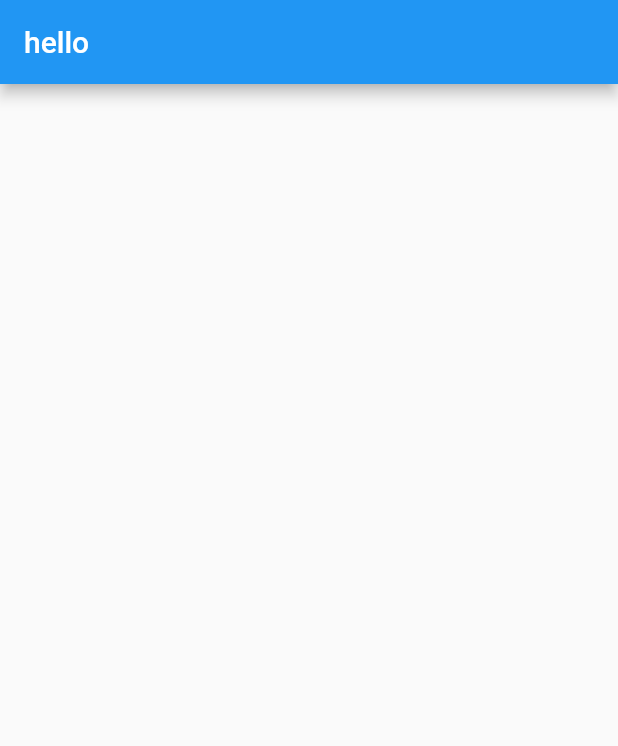
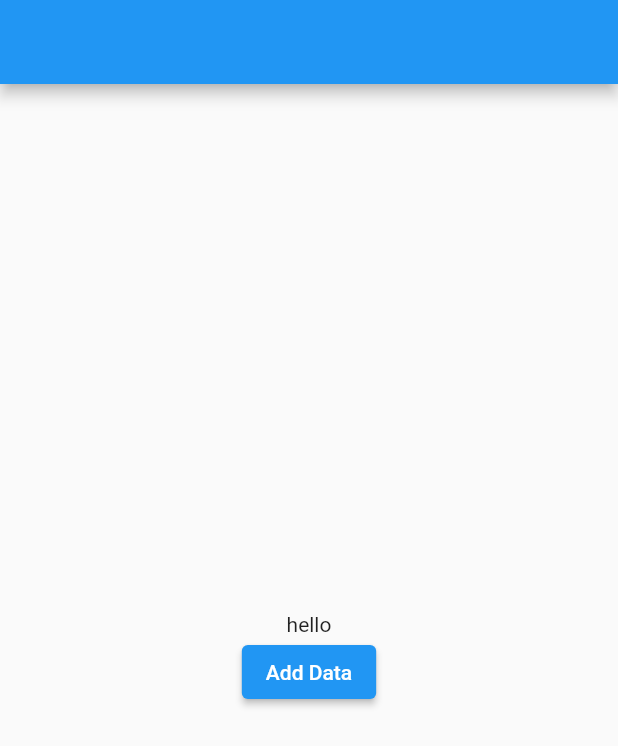
Before and after one commit to Barzy-Yasin/wecode_firebase_flutter_b, a Flutter app: the screen it shows after launch, on a phone screen of 412 x 824 dp. Shown: the top 746 px of the screen. Run offline on Flutter 3.47's test engine with Material 2 defaults, Android fonts, the light colour scheme and no system bars; our stand-ins replace cloud_firestore, firebase_core; accounts and stored records are empty.

Commit message:
fixing bugs + connecting with Firestore(upload data onPressed)

```diff
--- a/lib/src/screens/crud_operation_screen.dart
+++ b/lib/src/screens/crud_operation_screen.dart
@@ -1,14 +1,42 @@
+// ignore_for_file: prefer_const_constructors
+
+import 'package:cloud_firestore/cloud_firestore.dart';
+// ignore: unused_import
+import 'package:firebase_core/firebase_core.dart';
 import 'package:flutter/material.dart';
 
 class CrudOperationsScreen extends StatelessWidget {
-  const CrudOperationsScreen({Key? key}) : super(key: key);
+  CrudOperationsScreen({Key? key}) : super(key: key);
+
+  final FirebaseFirestore _firebaseFirestore = FirebaseFirestore.instance;
 
   @override
   Widget build(BuildContext context) {
     return Scaffold(
-      appBar: AppBar(
-        title: const Text('hello'),
+      appBar: AppBar(),
+      // ignore: avoid_unnecessary_containers
+      body: Container(
+        child: Center(
+          child: Column(
+            mainAxisAlignment: MainAxisAlignment.center,
+            children: [
+              Text('hello'),
+              ElevatedButton(
+                onPressed: () {
+                  addNameToDB();
+                },
+                child: Text('Add Data'),
+              )
+            ],
+          ),
+        ),
       ),
     );
   }
+
+  addNameToDB() {
+    _firebaseFirestore.collection('names').add({
+      "first_name": "Baralilo_2",
+    });
+  }
 }
```
